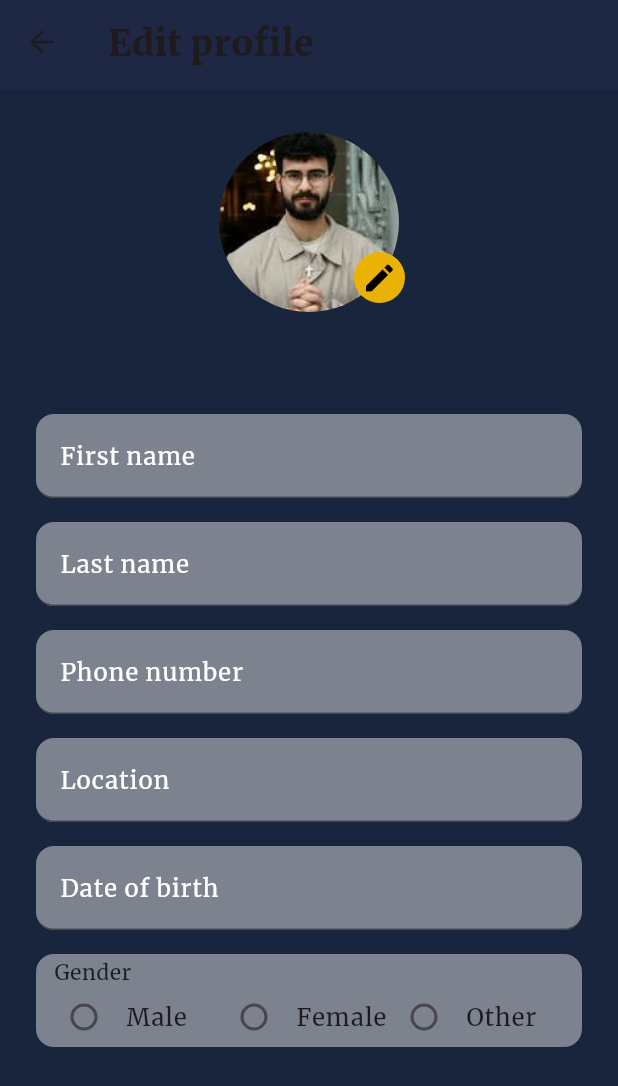
After one commit to Aquib-ig/Flutter-ChatApp, a Flutter app: the EditProfilePage screen opened by its route, on a phone screen of 412 x 824 dp. The commit adds this screen. Shown: the top 1086 px of the screen. Run offline on Flutter 3.47's test engine with Material 3 defaults, Android fonts, the phone set to English and light mode, and no system bars; our stand-ins replace flutter_map, latlong2.

Commit message:
first commit

```diff
--- /dev/null
+++ b/lib/component/edit_text_field.dart
@@ -0,0 +1,27 @@
+import 'package:flutter/material.dart';
+import 'package:login_app/style/app_color.dart';
+
+class EditTextField extends StatelessWidget {
+  final String title;
+  const EditTextField({super.key, required this.title});
+
+  @override
+  Widget build(BuildContext context) {
+    return TextField(
+      decoration: InputDecoration(
+          border: UnderlineInputBorder(
+            borderRadius: BorderRadius.circular(12),
+          ),
+          focusedBorder: UnderlineInputBorder(
+            borderRadius: BorderRadius.circular(12),
+          ),
+          filled: true,
+          fillColor: AppColor.field,
+          hintText: title,
+          label: Text(title),
+          labelStyle: const TextStyle(
+            color: Colors.white,
+          )),
+    );
+  }
+}
--- /dev/null
+++ b/lib/component/my_text.dart
@@ -0,0 +1,6 @@
+class MyText {
+
+  MyText._();
+
+  static String firstname = "First name";
+}
--- /dev/null
+++ b/lib/component/user_avatar.dart
@@ -0,0 +1,18 @@
+import 'package:flutter/material.dart';
+
+class UserAvatar extends StatelessWidget {
+  final double size;
+  const UserAvatar({super.key, this.size = 40});
+
+  @override
+  Widget build(BuildContext context) {
+    return ClipRRect(
+      borderRadius: BorderRadius.circular(100),
+      child: Image.asset(
+        "assets/temp/user1.png",
+        height: size,
+        width: size,
+      ),
+    );
+  }
+}
--- /dev/null
+++ b/lib/config/app_routes.dart
@@ -0,0 +1,21 @@
+import 'package:login_app/pages/edit_profile_page.dart';
+import 'package:login_app/pages/home_page.dart';
+import 'package:login_app/pages/login_page.dart';
+import 'package:login_app/pages/main_page.dart';
+import 'package:login_app/pages/nearby_page.dart';
+
+class AppRoutes {
+  static final pages = {
+    login: (context) => const LoginPage(),
+    home: (context) => HomePage(),
+    main: (context) => const MainPage(),
+    editPage: (context) => const EditProfilePage(),
+    nearBy: (context) => const NearbyPage(),
+  };
+
+  static const login = "/";
+  static const home = "/home";
+  static const main = "/main";
+  static const editPage = "/edit_page";
+  static const nearBy = "/nearby";
+}
--- /dev/null
+++ b/lib/pages/edit_profile_page.dart
@@ -0,0 +1,151 @@
+import 'package:flutter/material.dart';
+import 'package:login_app/component/edit_text_field.dart';
+import 'package:login_app/component/my_text.dart';
+import 'package:login_app/component/tool_bar.dart';
+import 'package:login_app/component/user_avatar.dart';
+import 'package:login_app/style/app_color.dart';
+
+enum Gender { none, male, female, other }
+
+class EditProfilePage extends StatefulWidget {
+  const EditProfilePage({super.key});
+
+  @override
+  State<EditProfilePage> createState() => _EditProfilePageState();
+}
+
+class _EditProfilePageState extends State<EditProfilePage> {
+  var gender = Gender.none;
+  @override
+  Widget build(BuildContext context) {
+    return Scaffold(
+        appBar: const ToolBar(title: "Edit profile"),
+        body: Padding(
+          padding: const EdgeInsets.all(24),
+          child: SingleChildScrollView(
+            child: Column(
+              children: [
+                Stack(
+                  children: [
+                    const Padding(
+                      padding: EdgeInsets.all(4),
+                      child: UserAvatar(size: 120),
+                    ),
+                    Positioned(
+                      bottom: 10,
+                      right: 0,
+                      child: Container(
+                          height: 34,
+                          width: 34,
+                          decoration: BoxDecoration(
+                              color: AppColor.primary,
+                              borderRadius: BorderRadius.circular(50)),
+                          child: const Icon(
+                            Icons.edit,
+                            color: Colors.black,
+                          )),
+                    ),
+                  ],
+                ),
+                const SizedBox(
+                  height: 64,
+                ),
+                 EditTextField(title: MyText.firstname),
+                const SizedBox(
+                  height: 16,
+                ),
+                const EditTextField(title: "Last name"),
+                const SizedBox(
+                  height: 16,
+                ),
+                const EditTextField(title: "Phone number"),
+                const SizedBox(
+                  height: 16,
+                ),
+                const EditTextField(title: "Location"),
+                const SizedBox(
+                  height: 16,
+                ),
+                const EditTextField(title: "Date of birth"),
+                const SizedBox(
+                  height: 16,
+                ),
+                Container(
+                  decoration: BoxDecoration(
+                      color: AppColor.field,
+                      borderRadius: BorderRadius.circular(12)),
+                  child: Padding(
+                    padding: const EdgeInsets.only(
+                      left: 12,
+                      right: 12,
+                      top: 2,
+                    ),
+                    child: Column(
+                      crossAxisAlignment: CrossAxisAlignment.start,
+                      children: [
+                        const Text("Gender"),
+                        Row(
+                          children: [
+                            Expanded(
+                              child: RadioListTile(
+                                title: const Text("Male"),
+                                contentPadding: EdgeInsets.zero,
+                                visualDensity: const VisualDensity(
+                                  horizontal: VisualDensity.minimumDensity,
+                                  vertical: VisualDensity.minimumDensity,
+                                ),
+                                value: Gender.male,
+                                groupValue: gender,
+                                onChanged: (value) {
+                                  setState(() {
+                                    gender = Gender.male;
+                                  });
+                                },
+                              ),
+                            ),
+                            Expanded(
+                              child: RadioListTile(
+                                title: const Text("Female"),
+                                contentPadding: EdgeInsets.zero,
+                                visualDensity: const VisualDensity(
+                                  horizontal: VisualDensity.minimumDensity,
+                                  vertical: VisualDensity.minimumDensity,
+                                ),
+                                value: Gender.female,
+                                groupValue: gender,
+                                onChanged: (value) {
+                                  setState(() {
+                                    gender = Gender.female;
+                                  });
+                                },
+                              ),
+                            ),
+                            Expanded(
+                              child: RadioListTile(
+                                title: const Text("Other"),
+                                contentPadding: EdgeInsets.zero,
+                                visualDensity: const VisualDensity(
+                                  horizontal: VisualDensity.minimumDensity,
+                                  vertical: VisualDensity.minimumDensity,
+                                ),
+                                value: Gender.other,
+                                groupValue: gender,
+                                onChanged: (value) {
+                                  setState(() {
+                                    gender = Gender.other;
+                                  });
+                                },
+                              ),
+                            )
+                          ],
+                        ),
+                      ],
+                    ),
+                  ),
+                ),
+              ],
+            ),
+          ),
+        ));
+  }
+}
--- a/lib/pages/login_page.dart
+++ b/lib/pages/login_page.dart
@@ -1,4 +1,5 @@
 import 'package:flutter/material.dart';
+import 'package:login_app/config/app_routes.dart';
 
 class LoginPage extends StatelessWidget {
   const LoginPage({super.key});
@@ -79,7 +80,7 @@ class LoginPage extends StatelessWidget {
                   width: double.infinity,
                   child: ElevatedButton(
                     onPressed: () {
-                      Navigator.of(context).pushReplacementNamed("/home");
+                      Navigator.of(context).pushReplacementNamed(AppRoutes.main);
                       // Navigator.of(context)
                       //     .push(MaterialPageRoute(builder: (context) {
                       //   return const HomePage();
--- a/lib/style/app_color.dart
+++ b/lib/style/app_color.dart
@@ -5,4 +5,5 @@ class AppColor {
   static const background = Color(0xff18253d);
   static const black = Color(0xff000000);
   static const white = Color(0xffffffff);
+  static final field = const Color(0xffdfdfdfdf).withOpacity(0.5);
 }
--- a/pubspec.yaml
+++ b/pubspec.yaml
@@ -35,6 +35,10 @@ dependencies:
   # Use with the CupertinoIcons class for iOS style icons.
   cupertino_icons: ^1.0.8
   flutter_svg: ^2.0.16
+  flutter_map: ^7.0.2
+  latlong2: ^0.9.1
+  http: ^1.2.2
+  dio: ^5.7.0
 
 dev_dependencies:
   flutter_test:
```
Also changed, not shown: lib/component/bottom_navigationbar_item.dart (added, +25 -0 lines), lib/main.dart (+4 -9 lines), lib/pages/home_page.dart (+9 -8 lines), lib/pages/main_page.dart (+138 -42 lines), lib/pages/nearby_page.dart (added, +58 -0 lines), lib/pages/profile_page.dart (+15 -15 lines), assets/svg/add.svg (added), lib/pages/message_page.dart (added), pubspec.lock.
